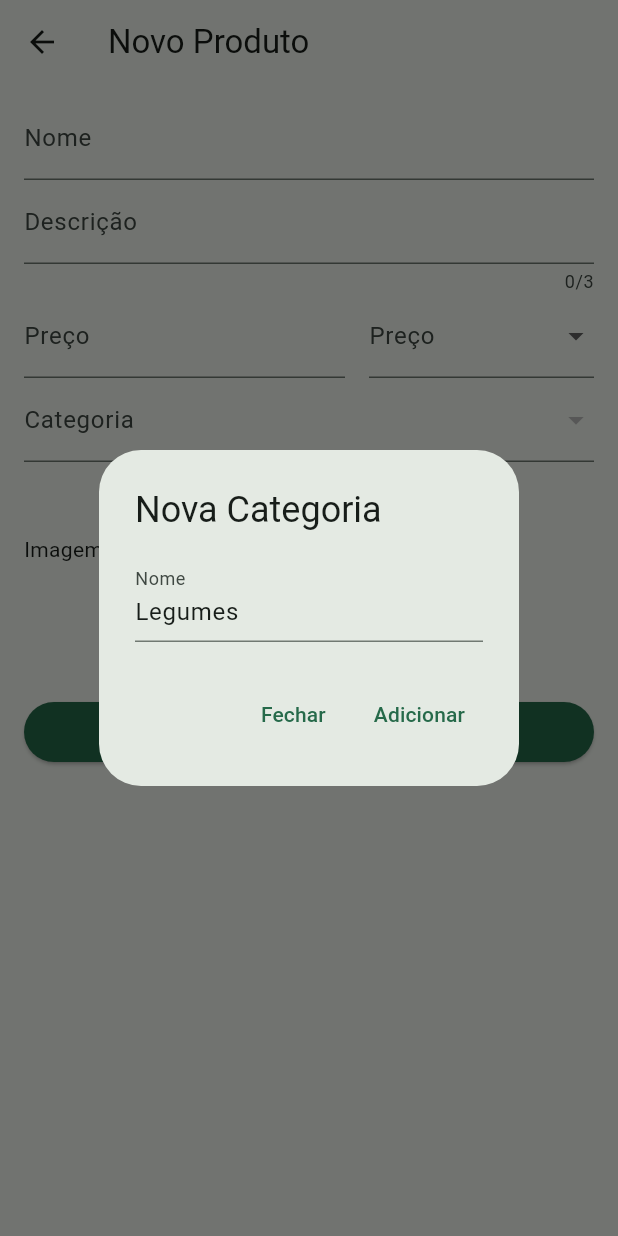
After one commit to GermanoCesarSS/app_painel_hortifruti_pratico, a Flutter app: the ProductPage screen opened by its route, after a tap on "Criar uma nova Categoria", on a phone screen of 412 x 824 dp. The commit adds this screen. Run offline on Flutter 3.47's test engine with Material 3 defaults, Android fonts, the phone set to English and light mode, and no system bars; our stand-ins replace dio, file_picker, get, get_storage, transparent_image; accounts and stored records are empty; network calls fail.

Commit message:
Aula 169

```diff
--- /dev/null
+++ b/lib/app/data/models/category_request.module.dart
@@ -0,0 +1,13 @@
+class CategoryRequestModel {
+  int? id;
+  String name;
+
+  CategoryRequestModel({
+    this.id,
+    required this.name,
+  });
+
+  Map<String, dynamic> toJson() => {
+        'nome': name,
+      };
+}
--- a/lib/app/modules/product/binding.dart
+++ b/lib/app/modules/product/binding.dart
@@ -1,9 +1,11 @@
+import 'package:app_painel_hortifruti_pratico/app/data/providers/api.dart';
 import 'package:app_painel_hortifruti_pratico/app/modules/product/controller.dart';
+import 'package:app_painel_hortifruti_pratico/app/modules/product/repository.dart';
 import 'package:get/get.dart';
 
 class ProductBinding implements Bindings {
   @override
   void dependencies() {
-    Get.lazyPut<ProductController>(() => ProductController());
+    Get.lazyPut<ProductController>(() => ProductController(ProductRepository(Get.find<Api>())));
   }
 }
--- a/lib/app/modules/product/page.dart
+++ b/lib/app/modules/product/page.dart
@@ -1,86 +1,186 @@
 // coverage:ignore-file
 import 'package:app_painel_hortifruti_pratico/app/modules/product/controller.dart';
-import 'package:app_painel_hortifruti_pratico/app/modules/product/widgts/quantity_and_weight/quantity_and_weight_widget.dart';
 import 'package:flutter/material.dart';
 import 'package:get/get.dart';
-import 'package:intl/intl.dart';
-import 'package:transparent_image/transparent_image.dart';
 
-class ProductPage extends GetView<ProductController> {
-  const ProductPage({super.key});
+class ProductPage extends GetResponsiveView<ProductController> {
+  ProductPage({super.key});
 
   @override
-  Widget build(BuildContext context) {
-    var product = controller.product.value;
+  Widget builder() {
     return Scaffold(
-      appBar: AppBar(title: Text(product!.name)),
+      appBar: AppBar(title: Text('Novo Produto')),
       body: SingleChildScrollView(
         padding: const EdgeInsets.symmetric(vertical: 8.0, horizontal: 16.0),
         child: Column(
           children: [
-            Align(
-              child: Container(
-                padding: const EdgeInsets.only(bottom: 8.0),
-                child: ClipRRect(
-                  borderRadius: BorderRadius.circular(8.0),
-                  child: FadeInImage.memoryNetwork(
-                    imageErrorBuilder: (context, error, stackTrace) =>
-                        const SizedBox(
-                      width: 56.00,
-                      child: Icon(
-                        Icons.apple,
-                        color: Colors.redAccent,
-                        size: 50.00,
+            if (screen.isPhone) ...[
+              _buildForm(),
+              _buildPickAndShowImage(),
+              _buildButtonSubmit(),
+            ] else ...[
+              Center(
+                child: Container(
+                  constraints: BoxConstraints(maxWidth: 800.0),
+                  child: IntrinsicHeight(
+                      child: Row(
+                    crossAxisAlignment: CrossAxisAlignment.start,
+                    children: [
+                      Flexible(
+                        child: Column(
+                          mainAxisAlignment: MainAxisAlignment.spaceBetween,
+                          children: [
+                            _buildForm(),
+                            _buildButtonSubmit(),
+                          ],
+                        ),
                       ),
-                    ),
-                    placeholder: kTransparentImage,
-                    image: product.imagem,
-                  ),
+                      SizedBox(width: 16.0),
+                      Flexible(child: _buildPickAndShowImage()),
+                    ],
+                  )),
                 ),
-              ),
-            ),
-            if (product.description != null)
-              Text(
-                product.description!,
-                style: Get.textTheme.titleSmall,
-              ),
-            Text(
-              NumberFormat.simpleCurrency().format(product.price) +
-                  (product.isKg ? '/KG' : ''),
-              style: Get.textTheme.titleLarge,
-            ),
-            TextField(
-              controller: controller.observationController,
-              decoration: const InputDecoration(
-                labelText: 'Observação',
-              ),
-              maxLength: 50,
-            ),
-            Container(
-              padding:
-                  const EdgeInsets.symmetric(vertical: 8.0, horizontal: 16.0),
-              decoration: BoxDecoration(
-                color: Colors.grey[100],
-                border: Border.all(color: Colors.black12, width: 2.0),
-                borderRadius: BorderRadius.circular(8.0),
-              ),
-              child: Column(
-                children: [
-                  Text('Altere ${product.isKg ? 'o peso' : 'a quantidade'}'),
-                  const SizedBox(height: 4.0),
-                  QuantityAndWeightWidget(isKg: product.isKg),
-                ],
-              ),
-            ),
-            Padding(
-              padding: const EdgeInsets.symmetric(vertical: 16.0),
-              child: ElevatedButton(
-                  onPressed: () => controller.addToCart(),
-                  child: const Text('Adcionar no carrinho')),
-            )
+              )
+            ]
           ],
         ),
       ),
     );
   }
+
+  Row _buildButtonSubmit() {
+    return Row(
+      children: [
+        Expanded(
+          child: Padding(
+            padding: const EdgeInsets.symmetric(vertical: 16.0),
+            child:
+                ElevatedButton(onPressed: () {}, child: const Text('Adcionar')),
+          ),
+        ),
+      ],
+    );
+  }
+
+  Form _buildForm() {
+    return Form(
+      child: Column(
+        children: [
+          TextFormField(
+            controller: controller.nameController,
+            decoration: InputDecoration(labelText: 'Nome'),
+            validator: ((String? value) {
+              if (value != null || value!.isEmpty) {
+                return 'Informe o nome';
+              }
+              return null;
+            }),
+          ),
+          TextFormField(
+            controller: controller.descriptionController,
+            decoration: InputDecoration(labelText: 'Descrição'),
+            minLines: 1,
+            maxLength: 3,
+          ),
+          Row(
+            spacing: 16.0,
+            children: [
+              Flexible(
+                child: TextFormField(
+                  controller: controller.priceController,
+                  decoration: InputDecoration(labelText: 'Preço'),
+                  validator: (value) {
+                    if (value != null || value!.isEmpty) {
+                      return 'Informe o preço';
+                    }
+                    return null;
+                  },
+                ),
+              ),
+              SizedBox(
+                width: 150.00,
+                child: DropdownButtonFormField(
+                  decoration: InputDecoration(labelText: 'Preço'),
+                  items: ['UN', 'KG']
+                      .map((String unit) =>
+                          DropdownMenuItem(value: unit, child: Text(unit)))
+                      .toList(),
+                  onChanged: (value) {},
+                ),
+              ),
+            ],
+          ),
+          Obx(
+            () => DropdownButtonFormField(
+              decoration: InputDecoration(labelText: 'Categoria'),
+              value: controller.categoryId.value,
+              items: controller.categoryList
+                  .map(
+                    (category) => DropdownMenuItem<int>(
+                      value: category.id,
+                      child: Text(category.name),
+                    ),
+                  )
+                  .toList(),
+              validator: (int? value) {
+                if (value == null) {
+                  return 'Selecione uma categoria';
+                }
+                return null;
+              },
+              onChanged: controller.changeCategory,
+            ),
+          ),
+          TextButton(
+            onPressed: controller.goToNewCategory,
+            child: Text('Criar uma nova Categoria'),
+          ),
+        ],
+      ),
+    );
+  }
+
+  Widget _buildPickAndShowImage() {
+    return Column(
+      children: [
+        Align(
+          alignment: Alignment.centerLeft,
+          child: Text(
+            'Imagem do produto',
+            style: Get.textTheme.bodyMedium,
+          ),
+        ),
+        Obx(() {
+          if (controller.image.value != null &&
+              controller.image.value!.bytes != null) {
+            return _buildProductImage(
+                Image.memory(controller.image.value!.bytes!));
+          }
+          return SizedBox();
+        }),
+        Padding(
+          padding: EdgeInsets.only(
+            top: 8.0,
+            bottom: 16.0,
+          ),
+          child: OutlinedButton(
+            onPressed: controller.pickImage,
+            child: Text('Selecionar uma imagem'),
+          ),
+        ),
+      ],
+    );
+  }
+
+  Widget _buildProductImage(Widget image) {
+    return Align(
+      child: Container(
+        constraints: BoxConstraints(maxHeight: 250.0),
+        child: ClipRRect(
+          borderRadius: BorderRadius.circular(8.0),
+          child: image,
+        ),
+      ),
+    );
+  }
 }
--- /dev/null
+++ b/lib/app/modules/product/repository.dart
@@ -0,0 +1,13 @@
+
+import 'package:app_painel_hortifruti_pratico/app/data/models/category.module.dart';
+import 'package:app_painel_hortifruti_pratico/app/data/providers/api.dart';
+
+class ProductRepository {
+
+final Api _api;
+
+ProductRepository(this._api);
+
+ Future<List<CategoryModel>> getCategories() => _api.getCategories();
+
+}
--- /dev/null
+++ b/lib/app/modules/product/widgts/new_category/controller.dart
@@ -0,0 +1,39 @@
+import 'package:app_painel_hortifruti_pratico/app/data/models/category_request.module.dart';
+import 'package:app_painel_hortifruti_pratico/app/modules/product/controller.dart';
+import 'package:app_painel_hortifruti_pratico/app/modules/product/widgts/new_category/reposiroty.dart';
+import 'package:flutter/material.dart';
+import 'package:get/get.dart';
+import 'package:get_storage/get_storage.dart';
+
+class NewCategoryController extends GetxController {
+  final NewCategoryRepository _repository;
+  NewCategoryController(this._repository);
+
+  final formKey = GlobalKey<FormState>();
+  var nameController = TextEditingController(text: 'Legumes');
+  final loading = RxBool(false);
+
+  void onSubmit() {
+    Get.focusScope!.unfocus();
+
+    if (!formKey.currentState!.validate()) {
+      return;
+    }
+
+    var categoryRequest = CategoryRequestModel(name: nameController.text);
+
+    loading.value = true;
+
+    _repository.postCategory(categoryRequest).then((category) async {
+      final productController = Get.find<ProductController>();
+      await productController.loadCategories();
+      productController.changeCategory(category.id);
+
+      Get.back();
+    }, onError: (error) {
+      Get.dialog(AlertDialog(
+        title: Text(error.toString()),
+      ));
+    }).whenComplete(() => loading.value = false);
+  }
+}
--- /dev/null
+++ b/lib/app/modules/product/widgts/new_category/page.dart
@@ -0,0 +1,48 @@
+import 'package:app_painel_hortifruti_pratico/app/data/providers/api.dart';
+import 'package:app_painel_hortifruti_pratico/app/modules/product/widgts/new_category/controller.dart';
+import 'package:app_painel_hortifruti_pratico/app/modules/product/widgts/new_category/reposiroty.dart';
+import 'package:flutter/material.dart';
+import 'package:get/get.dart';
+
+class NewCategoryWidget extends StatelessWidget {
+  NewCategoryWidget({super.key});
+
+  final controller =
+      Get.put(NewCategoryController(NewCategoryRepository(Get.find<Api>())));
+
+  @override
+  Widget build(BuildContext context) {
+    return AlertDialog(
+      title: Text('Nova Categoria'),
+      scrollable: true,
+      content: Form(
+        key: controller.formKey,
+        child: Column(
+          mainAxisSize: MainAxisSize.min,
+          children: [
+            TextFormField(
+              controller: controller.nameController,
+              decoration: InputDecoration(
+                labelText: 'Nome',
+              ),
+              validator: (String? value) {
+                if (value != null && value.isEmpty) {
+                  return 'Informe o nome da categoria';
+                }
+                return null;
+              },
+            )
+          ],
+        ),
+      ),
+      actions: [
+        TextButton(onPressed: Get.back, child: Text('Fechar')),
+        Obx(
+          () => TextButton(
+              onPressed: controller.loading.isTrue ? null : controller.onSubmit,
+              child: Text('Adicionar')),
+        ),
+      ],
+    );
+  }
+}
--- /dev/null
+++ b/lib/app/modules/product/widgts/new_category/reposiroty.dart
@@ -0,0 +1,11 @@
+import 'package:app_painel_hortifruti_pratico/app/data/models/category.module.dart';
+import 'package:app_painel_hortifruti_pratico/app/data/models/category_request.module.dart';
+import 'package:app_painel_hortifruti_pratico/app/data/providers/api.dart';
+
+class NewCategoryRepository {
+  final Api _api;
+
+  NewCategoryRepository(this._api);
+
+  Future<CategoryModel> postCategory(CategoryRequestModel categoryRequestModel) => _api.postCategory(categoryRequestModel);
+}
--- a/lib/app/routes/pages.dart
+++ b/lib/app/routes/pages.dart
@@ -10,8 +10,6 @@ import 'package:app_painel_hortifruti_pratico/app/modules/order/binding.dart';
 import 'package:app_painel_hortifruti_pratico/app/modules/order/page.dart';
 import 'package:app_painel_hortifruti_pratico/app/modules/product/binding.dart';
 import 'package:app_painel_hortifruti_pratico/app/modules/product/page.dart';
-import 'package:app_painel_hortifruti_pratico/app/modules/store/binding.dart';
-import 'package:app_painel_hortifruti_pratico/app/modules/store/page.dart';
 import 'package:app_painel_hortifruti_pratico/app/routes/routes.dart';
 import 'package:flutter/material.dart';
 import 'package:get/get.dart';
@@ -31,7 +29,7 @@ abstract class AppPages {
     ),
     GetPage(
       name: Routes.product,
-      page: () => const ProductPage(),
+      page: () => ProductPage(),
       binding: ProductBinding(),
     ),
     GetPage(
--- a/lib/main.dart
+++ b/lib/main.dart
@@ -14,8 +14,9 @@ import 'package:get_storage/get_storage.dart';
 import 'package:intl/intl.dart';
 
 void main() async {
+  Intl.defaultLocale = 'pt_BR';
+  WidgetsFlutterBinding.ensureInitialized();
   await initDependencies();
-  Intl.defaultLocale = 'pt_BR';
   runApp(buildApp());
 }
 
--- a/pubspec.yaml
+++ b/pubspec.yaml
@@ -21,6 +21,7 @@ dependencies:
   flutter_localizations:
     sdk: flutter
   dio: ^5.7.0
+  file_picker: ^8.1.7
 
 dev_dependencies:
   flutter_test:
```
Also changed, not shown: lib/app/data/providers/api.dart (+9 -2 lines), lib/app/modules/category_list/page.dart (+11 -3 lines), lib/app/modules/product/controller.dart (+33 -63 lines), lib/app/modules/product/widgts/quantity_and_weight/quantity_and_weight_controller.dart (deleted, +0 -58 lines), lib/app/modules/product/widgts/quantity_and_weight/quantity_and_weight_widget.dart (deleted, +0 -23 lines), lib/app/modules/product/widgts/quantity_and_weight/quantity_widget.dart (deleted, +0 -53 lines), lib/app/modules/product/widgts/quantity_and_weight/weigth_widget.dart (deleted, +0 -42 lines), pubspec.lock.
